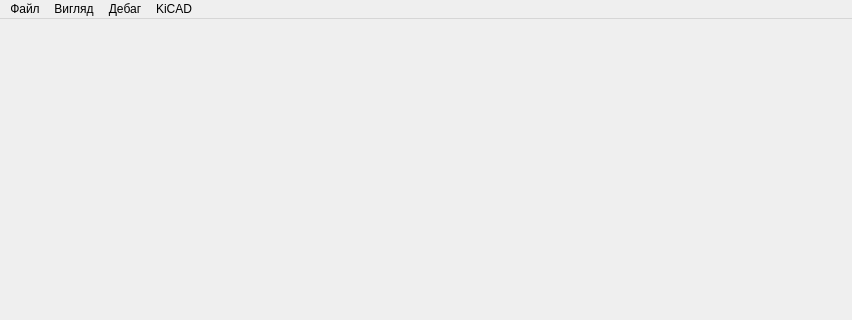
Above: app/ui/ui_designer/mainPage.ui from Spectre944/PCBDebugger before the change; both pictures show x 0 to 852 and y 0 to 320 of the 852 by 611 pixel window. Below: the same form after it.
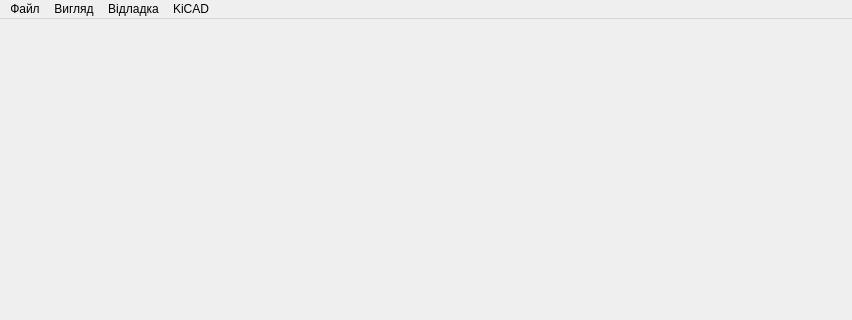
That is the form after the change.

Diff of the .ui file:
```diff
--- a/app/ui/ui_designer/mainPage.ui
+++ b/app/ui/ui_designer/mainPage.ui
@@ -47,7 +47,7 @@
    </widget>
    <widget class="QMenu" name="menu_debug">
     <property name="title">
-     <string>Дебаг</string>
+     <string>Відладка</string>
     </property>
     <addaction name="action_debug_start_pause"/>
     <addaction name="action_debug_nextStep"/>
```
